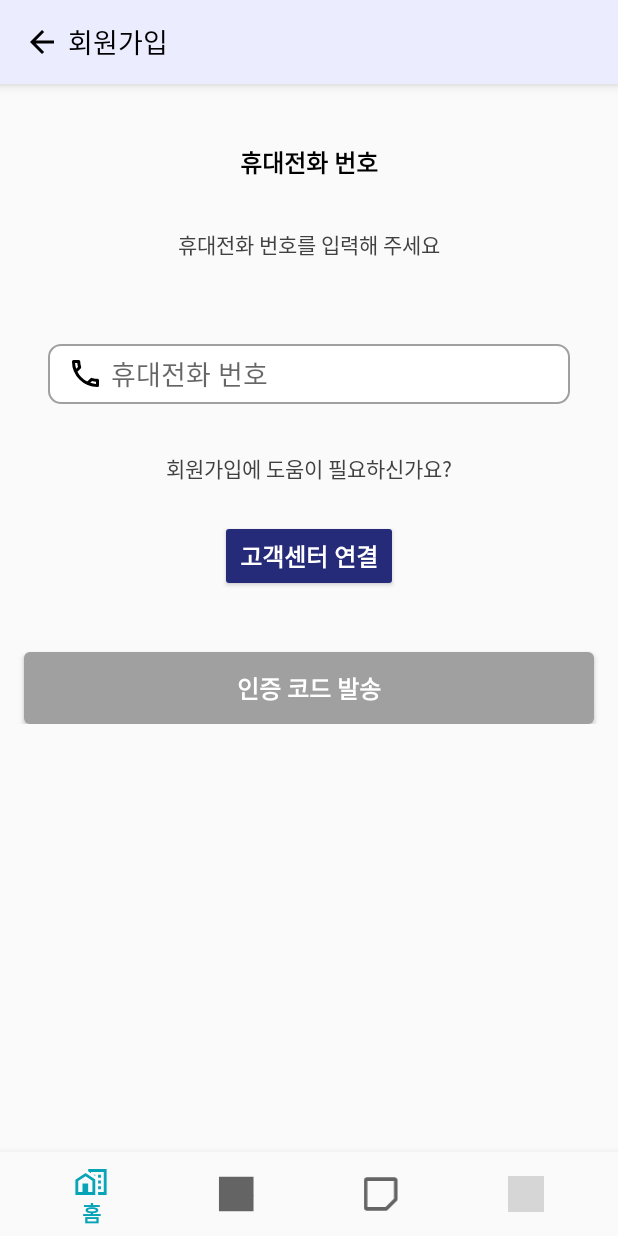
After one commit to HeewonP825/Daon_UI, an Android app: the JoinFragment2 screen opened through its navigation route, on a phone screen of 412 x 824 dp. The commit adds this screen. Run offline under Robolectric (Android 15) with nearby library versions, the phone set to English and light mode, and no system bars; our stand-ins replace navigation-ui; grey boxes are pictures that could not be loaded.

Commit message:
Design(JoinFragment2): add JoinFragment2

```diff
--- /dev/null
+++ b/app/src/main/java/com/daon/daon_ui/ui/join/JoinFragment2.kt
@@ -0,0 +1,119 @@
+package com.daon.daon_ui.ui.join
+
+import android.annotation.SuppressLint
+import android.app.AlertDialog
+import android.os.Bundle
+import android.text.Editable
+import android.text.TextWatcher
+import androidx.fragment.app.Fragment
+import android.view.LayoutInflater
+import android.view.View
+import android.view.ViewGroup
+import android.widget.Button
+import android.widget.EditText
+import android.widget.TextView
+import androidx.core.content.ContextCompat
+import androidx.core.view.ViewCompat
+import androidx.navigation.NavController
+import androidx.navigation.fragment.findNavController
+import com.daon.daon_ui.MainActivity
+import com.daon.daon_ui.R
+import com.daon.daon_ui.databinding.FragmentJoin1Binding
+import com.daon.daon_ui.databinding.FragmentJoin2Binding
+
+class JoinFragment2 : Fragment() {
+    private var _binding: FragmentJoin2Binding? = null
+
+    private lateinit var navController: NavController
+
+    // This property is only valid between onCreateView and
+    // onDestroyView.
+    private val binding get() = _binding!!
+
+    @SuppressLint("ResourceAsColor")
+    override fun onCreateView(
+        inflater: LayoutInflater,
+        container: ViewGroup?,
+        savedInstanceState: Bundle?
+    ): View {
+        _binding = FragmentJoin2Binding.inflate(inflater, container, false)
+
+        // navController 초기화
+        navController = findNavController()
+
+        val barColor = ContextCompat.getColor(requireContext(), R.color.toolbar_sub_color)
+
+        with(requireActivity().window) {
+            statusBarColor = barColor
+        }
+
+        val windowInsetsController = ViewCompat.getWindowInsetsController(requireActivity().window.decorView)
+        windowInsetsController?.isAppearanceLightStatusBars = true
+
+        val myEditText: EditText = binding.editText11
+        val myButton: Button = binding.submitBtn
+
+        myEditText.addTextChangedListener(object : TextWatcher {
+            @SuppressLint("ResourceAsColor")
+            override fun beforeTextChanged(s: CharSequence?, start: Int, count: Int, after: Int) {
+                // 텍스트 변경 전에 실행되는 코드
+                myButton.setBackgroundColor(R.color.tabbar_title)
+            }
+
+            @SuppressLint("ResourceAsColor")
+            override fun onTextChanged(s: CharSequence?, start: Int, before: Int, count: Int) {
+                // 텍스트가 변경될 때 실행되는 코드
+                val text = s.toString()
+
+                // 원하는 조건에 따라 버튼 색상 변경
+                if (text.isNullOrEmpty()) {
+                    myButton.setBackgroundColor(R.color.tabbar_title) // 버튼을 비활성 상태로 설정
+                } else {
+                    myButton.setBackgroundColor(R.color.mainColor) // 버튼을 활성 상태로 설정
+                    myButton.isClickable // 버튼 활성화
+                }
+            }
+
+            override fun afterTextChanged(s: Editable?) {
+                // 텍스트 변경 후에 실행되는 코드
+            }
+        })
+
+        binding.submitBtn.setOnClickListener {
+
+            val dialogView = LayoutInflater.from(context).inflate(R.layout.join_phone_num_alert, null)
+
+            val builder = AlertDialog.Builder(context)
+            builder.setView(dialogView)
+
+            val alertDialog = builder.create()
+            alertDialog.show()
+
+            val customButton = dialogView.findViewById<Button>(R.id.close_btn)
+            customButton.setOnClickListener {
+                alertDialog.dismiss() // 다이얼로그를 닫습니다.
+
+                binding.submitBtn.visibility = View.GONE
+                binding.nextBtn.visibility = View.VISIBLE
+
+                val drawable = ContextCompat.getDrawable(requireContext(), R.drawable.ic_new_meeting_checkcircle_filled)
+                if (drawable != null) {
+                    drawable.setBounds(0, 0, drawable.intrinsicWidth, drawable.intrinsicHeight)
+                } // 조절 가능한 범위
+                binding.editText11.setCompoundDrawablesWithIntrinsicBounds(drawable, null, null, null)
+                binding.sendAgain.visibility = View.VISIBLE
+
+                val mainActivity = requireActivity() as MainActivity
+                mainActivity.hideBottomNavigation()
+                mainActivity.hideToolbar()
+            }
+
+        }
+
+        val root: View = binding.root
+
+        return root
+
+    }
+
+}
--- /dev/null
+++ b/app/src/main/res/drawable/ic_join2_phone_num.xml
@@ -0,0 +1,11 @@
+<vector xmlns:android="http://schemas.android.com/apk/res/android"
+    android:width="18dp"
+    android:height="18dp"
+    android:viewportWidth="18"
+    android:viewportHeight="18">
+  <path
+      android:strokeWidth="1"
+      android:pathData="M4.039,1.966L4.007,1.5H3.54H2.03H1.495L1.531,2.034C1.624,3.398 1.893,4.711 2.317,5.952L2.576,6.711L3.144,6.144L4.344,4.944L4.552,4.735L4.47,4.451C4.241,3.657 4.097,2.823 4.039,1.966ZM13.536,13.539L13.255,13.46L13.048,13.665L11.848,14.855L11.269,15.429L12.043,15.685C13.291,16.097 14.602,16.366 15.966,16.459L16.5,16.495V15.96V14.47V14.003L16.034,13.971C15.188,13.913 14.352,13.769 13.536,13.539ZM13.244,12.404L13.259,12.41L13.273,12.415C14.444,12.801 15.707,13.01 17,13.01C17.274,13.01 17.5,13.236 17.5,13.51V17C17.5,17.274 17.274,17.5 17,17.5C7.886,17.5 0.5,10.114 0.5,1C0.5,0.726 0.726,0.5 1,0.5H4.5C4.774,0.5 5,0.726 5,1C5,2.302 5.208,3.554 5.594,4.723C5.649,4.902 5.608,5.095 5.466,5.236L3.266,7.436L3.01,7.693L3.174,8.017C4.663,10.942 7.06,13.328 9.982,14.825L10.306,14.991L10.564,14.734L12.758,12.539C12.868,12.437 12.994,12.39 13.12,12.39C13.154,12.39 13.182,12.392 13.204,12.395C13.227,12.398 13.239,12.402 13.244,12.404Z"
+      android:fillColor="#000000"
+      android:strokeColor="#000000"/>
+</vector>
--- a/app/src/main/res/layout/fragment_join1.xml
+++ b/app/src/main/res/layout/fragment_join1.xml
@@ -160,7 +160,7 @@
             app:layout_constraintStart_toStartOf="parent"
             app:layout_constraintTop_toBottomOf="@+id/myCheckBox2" />
 
-        <Button
+         <Button
             android:id="@+id/next_btn"
             android:layout_width="match_parent"
             android:layout_height="48dp"
--- /dev/null
+++ b/app/src/main/res/layout/fragment_join2.xml
@@ -0,0 +1,170 @@
+<?xml version="1.0" encoding="utf-8"?>
+<ScrollView
+    xmlns:android="http://schemas.android.com/apk/res/android"
+    xmlns:app="http://schemas.android.com/apk/res-auto"
+    xmlns:tools="http://schemas.android.com/tools"
+    android:layout_width="match_parent"
+    android:layout_height="match_parent"
+    android:layout_gravity="center">
+
+    <androidx.constraintlayout.widget.ConstraintLayout
+        android:layout_width="match_parent"
+        android:layout_height="match_parent"
+        tools:context=".ui.join.JoinFragment2">
+
+        <Toolbar
+            android:id="@+id/toolbar3"
+            android:layout_width="match_parent"
+            android:layout_height="wrap_content"
+            android:background="#EBEDFF"
+            android:elevation="5dp"
+            android:minHeight="?attr/actionBarSize"
+            app:contentInsetStart="0dp"
+            app:layout_constraintEnd_toEndOf="parent"
+            app:layout_constraintStart_toStartOf="parent"
+            app:layout_constraintTop_toTopOf="parent">
+
+            <ImageView
+                android:id="@+id/toolbar_backbtn"
+                android:layout_width="wrap_content"
+                android:layout_height="wrap_content"
+                android:layout_marginRight="5dp"
+                android:clickable="true"
+                android:src="@drawable/baseline_arrow_back_24" />
+
+            <TextView
+                android:layout_width="wrap_content"
+                android:layout_height="wrap_content"
+                android:fontFamily="@font/noto_sans_kr_bold"
+                android:text="회원가입"
+                android:textColor="@color/black"
+                android:textSize="18sp" />
+
+        </Toolbar>
+
+        <TextView
+            android:id="@+id/textView33"
+            android:layout_width="wrap_content"
+            android:layout_height="wrap_content"
+            android:layout_marginTop="40dp"
+            android:text="휴대전화 번호"
+            android:textColor="@color/black"
+            android:textSize="16sp"
+            android:textStyle="bold"
+            app:layout_constraintEnd_toEndOf="parent"
+            app:layout_constraintStart_toStartOf="parent"
+            app:layout_constraintTop_toBottomOf="@+id/toolbar3" />
+
+        <TextView
+            android:id="@+id/textView34"
+            android:layout_width="wrap_content"
+            android:layout_height="wrap_content"
+            android:layout_marginTop="32dp"
+            android:text="휴대전화 번호를 입력해 주세요"
+            android:textColor="@color/text"
+            android:textSize="14sp"
+            android:textStyle="normal"
+            app:layout_constraintEnd_toEndOf="parent"
+            app:layout_constraintStart_toStartOf="parent"
+            app:layout_constraintTop_toBottomOf="@+id/textView33" />
+
+        <EditText
+            android:id="@+id/editText11"
+            android:layout_width="match_parent"
+            android:layout_height="40dp"
+            android:layout_marginStart="32dp"
+            android:layout_marginTop="56dp"
+            android:layout_marginEnd="32dp"
+            android:background="@drawable/bg_login_edit_field"
+            android:drawableLeft="@drawable/ic_join2_phone_num"
+            android:drawablePadding="8dp"
+            android:hint="휴대전화 번호"
+            android:paddingLeft="16dp"
+            app:layout_constraintEnd_toEndOf="parent"
+            app:layout_constraintStart_toStartOf="parent"
+            app:layout_constraintTop_toBottomOf="@+id/textView34" />
+
+        <TextView
+            android:id="@+id/send_again"
+            android:layout_width="wrap_content"
+            android:layout_height="wrap_content"
+            android:layout_marginTop="4dp"
+            android:layout_marginEnd="32dp"
+            android:text="다시 발송"
+            android:textColor="@color/black"
+            android:textSize="12sp"
+            android:textStyle="bold"
+            android:visibility="gone"
+            app:layout_constraintEnd_toEndOf="parent"
+            app:layout_constraintTop_toBottomOf="@+id/editText11" />
+
+        <TextView
+            android:id="@+id/textView39"
+            android:layout_width="wrap_content"
+            android:layout_height="wrap_content"
+            android:layout_marginTop="32dp"
+            android:text="회원가입에 도움이 필요하신가요?"
+            android:textColor="@color/text"
+            android:textSize="14sp"
+            android:textStyle="normal"
+            app:layout_constraintEnd_toEndOf="parent"
+            app:layout_constraintStart_toStartOf="parent"
+            app:layout_constraintTop_toBottomOf="@+id/editText11" />
+
+         <Button
+            android:id="@+id/button3"
+            android:layout_width="wrap_content"
+            android:layout_height="wrap_content"
+            android:layout_marginTop="24dp"
+            android:backgroundTint="#252B79"
+            android:padding="5dp"
+            android:paddingLeft="8dp"
+            android:paddingRight="8dp"
+            android:text="  고객센터 연결  "
+            android:textColor="@color/white"
+            android:textSize="16sp"
+            android:textStyle="bold"
+            app:layout_constraintEnd_toEndOf="parent"
+            app:layout_constraintStart_toStartOf="parent"
+            app:layout_constraintTop_toBottomOf="@+id/textView39" />
+
+
+        <Button
+            android:id="@+id/submit_btn"
+            android:layout_width="match_parent"
+            android:layout_height="48dp"
+            android:layout_marginStart="16dp"
+            android:layout_marginTop="40dp"
+            android:layout_marginEnd="16dp"
+            android:background="@drawable/bg_toolbar_submit_btn"
+            android:backgroundTint="@color/tabbar_title"
+            android:text="인증 코드 발송"
+            android:visibility="visible"
+            android:textColor="@color/white"
+            android:textSize="16sp"
+            android:textStyle="bold"
+            app:layout_constraintEnd_toEndOf="parent"
+            app:layout_constraintStart_toStartOf="parent"
+            app:layout_constraintTop_toBottomOf="@+id/button3" />
+
+        <Button
+            android:id="@+id/next_btn"
+            android:layout_width="match_parent"
+            android:layout_height="48dp"
+            android:layout_marginStart="16dp"
+            android:layout_marginTop="40dp"
+            android:layout_marginEnd="16dp"
+            android:background="@drawable/bg_toolbar_submit_btn"
+            android:backgroundTint="@color/mainColor"
+            android:text="확인"
+            android:textColor="@color/white"
+            android:textSize="16sp"
+            android:textStyle="bold"
+            android:visibility="gone"
+            app:layout_constraintEnd_toEndOf="parent"
+            app:layout_constraintStart_toStartOf="parent"
+            app:layout_constraintTop_toBottomOf="@+id/button3" />
+
+    </androidx.constraintlayout.widget.ConstraintLayout>
+
+</ScrollView>
--- a/app/src/main/res/navigation/nav_graph.xml
+++ b/app/src/main/res/navigation/nav_graph.xml
@@ -105,6 +105,17 @@
         android:name="com.daon.daon_ui.ui.join.JoinFragment1"
         tools:layout="@layout/fragment_join1">
 
+        <action
+            android:id="@+id/action_JoinFragment1_to_JoinFragment2"
+            app:destination="@id/join_fragment_2" />
+
+    </fragment>
+
+    <fragment
+        android:id="@+id/join_fragment_2"
+        android:name="com.daon.daon_ui.ui.join.JoinFragment2"
+        tools:layout="@layout/fragment_join2">
+
     </fragment>
 
 </navigation>
```
Also changed, not shown: app/src/main/java/com/daon/daon_ui/ui/join/JoinFragment1.kt (+12 -0 lines), app/src/main/res/drawable/ic_join_phone_alert.xml (added, +18 -0 lines), app/src/main/res/layout/join_phone_num_alert.xml (added, +88 -0 lines).
